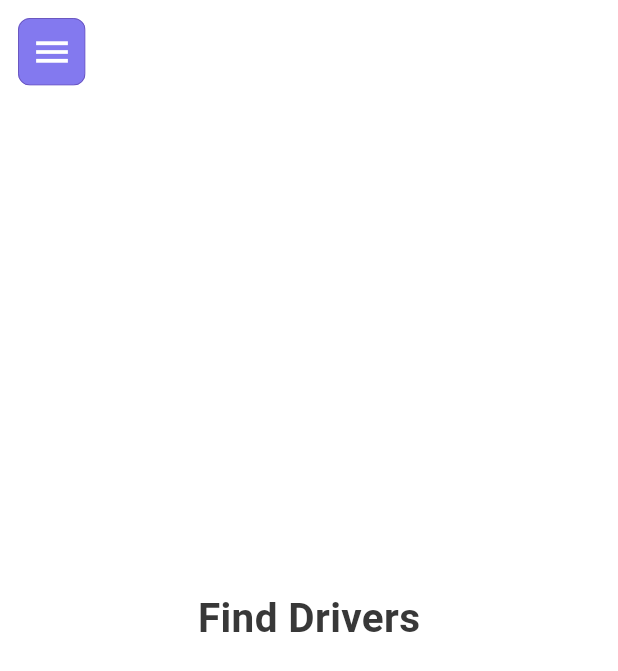
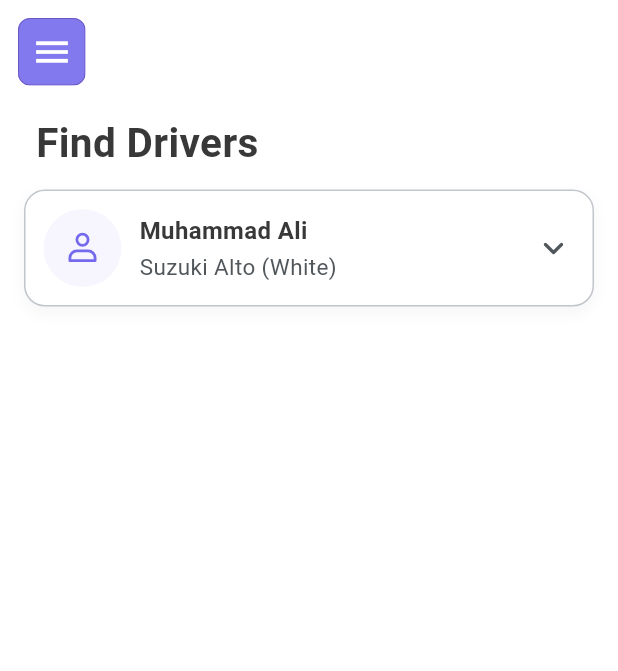
Before and after one commit to rayyankhan00776/GoDropMe, a Flutter app: the FindDriversScreen screen opened by its route, on a phone screen of 412 x 824 dp. Shown: the top 671 px of the screen. Run offline on Flutter 3.47's test engine with Material 3 defaults, Android fonts, the phone set to English and light mode, and no system bars; our stand-ins replace appwrite, flutter_svg, geolocator, get, google_maps_flutter, image_picker and 2 more; accounts and stored records are empty; project files that could hold a hidden picture were left out.

Commit message:
added the find driver screen

```diff
--- a/lib/features/parentSide/addChildren/widgets/child_tile.dart
+++ b/lib/features/parentSide/addChildren/widgets/child_tile.dart
@@ -2,6 +2,8 @@
 
 import 'package:flutter/material.dart';
 import 'package:godropme/constants/app_strings.dart';
+import 'package:get/get.dart';
+import 'package:godropme/routes.dart';
 import 'package:godropme/theme/colors.dart';
 import 'package:godropme/utils/app_typography.dart';
 import 'package:godropme/utils/responsive.dart';
@@ -168,9 +170,7 @@ class _ChildTileState extends State<ChildTile> {
                   width: Responsive.wp(context, 70),
                   child: CustomButton(
                     text: 'Find Driver',
-                    onTap: () {
-                      // TODO: Implement navigation to find drivers for this child
-                    },
+                    onTap: () => Get.toNamed(AppRoutes.findDrivers),
                   ),
                 ),
               ),
--- /dev/null
+++ b/lib/features/parentSide/findDrivers/models/driver_listing.dart
@@ -0,0 +1,45 @@
+class DriverListing {
+  final String name;
+  final String vehicle; // e.g., "Suzuki Alto"
+  final String vehicleColor; // e.g., "White"
+  final String type; // e.g., "Car" or "Rikshaw"
+  final int seatsAvailable;
+  final String serving; // e.g., school name or area
+  final String pickupRange; // e.g., "3 km"
+  final String fare; // e.g., "Rs. 2500/month"
+  final String operatingDays; // e.g., "Mon–Fri"
+  final String dutyType; // e.g., "Morning"
+  final String extraNotes;
+  final String photoAsset; // asset path for photo/svg
+
+  const DriverListing({
+    required this.name,
+    required this.vehicle,
+    required this.vehicleColor,
+    required this.type,
+    required this.seatsAvailable,
+    required this.serving,
+    required this.pickupRange,
+    required this.fare,
+    required this.operatingDays,
+    required this.dutyType,
+    required this.extraNotes,
+    required this.photoAsset,
+  });
+
+  // Single dummy entry requested for now.
+  static DriverListing demo() => const DriverListing(
+    name: 'Muhammad Ali',
+    vehicle: 'Suzuki Alto',
+    vehicleColor: 'White',
+    type: 'Car',
+    seatsAvailable: 2,
+    serving: 'Allied School (Town Campus)',
+    pickupRange: '3 km',
+    fare: 'Rs. 2500/month',
+    operatingDays: 'Mon–Fri',
+    dutyType: 'Morning',
+    extraNotes: 'Punctual driver with 3 years of experience',
+    photoAsset: 'assets/images/svg/person.svg',
+  );
+}
--- a/lib/features/parentSide/findDrivers/pages/find_drivers_screen.dart
+++ b/lib/features/parentSide/findDrivers/pages/find_drivers_screen.dart
@@ -1,21 +1,49 @@
 import 'package:flutter/material.dart';
 import 'package:godropme/features/parentSide/common widgets/parent_drawer_shell.dart';
-import 'package:godropme/constants/app_strings.dart';
 import 'package:godropme/utils/app_typography.dart';
+import 'package:godropme/theme/colors.dart';
+import 'package:godropme/utils/responsive.dart';
+import 'package:godropme/features/parentSide/findDrivers/models/driver_listing.dart';
+import 'package:godropme/features/parentSide/findDrivers/widgets/driver_listing_tile.dart';
 
 class FindDriversScreen extends StatelessWidget {
   const FindDriversScreen({super.key});
 
   @override
   Widget build(BuildContext context) {
+    final demo = DriverListing.demo();
+
     return ParentDrawerShell(
-      body: const Scaffold(
-        body: Center(
-          child: Text(
-            AppStrings.drawerFindDrivers,
-            style: AppTypography.optionHeading,
+      body: Scaffold(
+        body: SafeArea(
+          child: Padding(
+            padding: const EdgeInsets.symmetric(horizontal: 16, vertical: 12),
+            child: Column(
+              crossAxisAlignment: CrossAxisAlignment.start,
+              children: [
+                // Leave vertical space below the overlaid drawer button for consistency
+                SizedBox(height: Responsive.scaleClamped(context, 60, 48, 72)),
+
+                // Screen title
+                Padding(
+                  padding: const EdgeInsets.only(left: 8.0, bottom: 12),
+                  child: Text(
+                    'Find Drivers',
+                    style: AppTypography.optionHeading,
+                  ),
+                ),
+
+                // One dummy driver card (expandable)
+                DriverListingTile(data: demo),
+
+                // If more are needed, list them here with spacing
+                // SizedBox(height: 12),
+                // DriverListingTile(data: anotherDemo),
+              ],
+            ),
           ),
         ),
+        backgroundColor: AppColors.white,
       ),
     );
   }
--- /dev/null
+++ b/lib/features/parentSide/findDrivers/widgets/driver_listing_tile.dart
@@ -0,0 +1,234 @@
+// ignore_for_file: deprecated_member_use
+
+import 'package:flutter/material.dart';
+import 'package:flutter_svg/flutter_svg.dart';
+import 'package:get/get.dart';
+import 'package:godropme/features/parentSide/findDrivers/models/driver_listing.dart';
+import 'package:godropme/routes.dart';
+import 'package:godropme/theme/colors.dart';
+import 'package:godropme/utils/app_typography.dart';
+import 'package:godropme/common%20widgets/custom_button.dart';
+import 'package:godropme/utils/responsive.dart';
+
+class DriverListingTile extends StatefulWidget {
+  final DriverListing data;
+  const DriverListingTile({super.key, required this.data});
+
+  @override
+  State<DriverListingTile> createState() => _DriverListingTileState();
+}
+
+class _DriverListingTileState extends State<DriverListingTile> {
+  bool _expanded = false;
+
+  @override
+  Widget build(BuildContext context) {
+    final d = widget.data;
+
+    return Container(
+      decoration: BoxDecoration(
+        color: Colors.white,
+        borderRadius: BorderRadius.circular(14),
+        border: Border.all(color: AppColors.grayLight, width: 1),
+        boxShadow: [
+          BoxShadow(
+            color: Colors.black.withOpacity(0.04),
+            blurRadius: 8,
+            offset: const Offset(0, 4),
+          ),
+        ],
+      ),
+      child: Column(
+        children: [
+          InkWell(
+            borderRadius: BorderRadius.circular(14),
+            onTap: () => setState(() => _expanded = !_expanded),
+            child: Padding(
+              padding: const EdgeInsets.symmetric(horizontal: 12, vertical: 12),
+              child: Row(
+                children: [
+                  _DriverAvatar(asset: d.photoAsset),
+                  const SizedBox(width: 12),
+                  Expanded(
+                    child: Column(
+                      crossAxisAlignment: CrossAxisAlignment.start,
+                      children: [
+                        Text(
+                          d.name,
+                          style: AppTypography.optionLineSecondary.copyWith(
+                            fontSize: 16,
+                            fontWeight: FontWeight.w700,
+                            color: AppColors.black,
+                          ),
+                          maxLines: 1,
+                          overflow: TextOverflow.ellipsis,
+                        ),
+                        const SizedBox(height: 2),
+                        Text(
+                          '${d.vehicle} (${d.vehicleColor})',
+                          style: AppTypography.optionTerms,
+                          maxLines: 1,
+                          overflow: TextOverflow.ellipsis,
+                        ),
+                      ],
+                    ),
+                  ),
+                  const SizedBox(width: 8),
+                  Icon(
+                    _expanded
+                        ? Icons.keyboard_arrow_up_rounded
+                        : Icons.keyboard_arrow_down_rounded,
+                    color: AppColors.darkGray,
+                    size: 28,
+                  ),
+                ],
+              ),
+            ),
+          ),
+
+          if (_expanded)
+            Padding(
+              padding: const EdgeInsets.fromLTRB(12, 0, 12, 12),
+              child: Column(
+                crossAxisAlignment: CrossAxisAlignment.start,
+                children: [
+                  const Divider(height: 16),
+                  _DetailLine(label: 'Type', value: d.type),
+                  _DetailLine(
+                    label: 'Seats Available',
+                    value: d.seatsAvailable.toString(),
+                  ),
+                  _DetailLine(label: 'Serving', value: d.serving),
+                  _DetailLine(label: 'Pickup Range', value: d.pickupRange),
+                  _DetailLine(label: 'Fare', value: d.fare),
+                  _DetailLine(label: 'Operating Days', value: d.operatingDays),
+                  _DetailLine(label: 'Duty Type', value: d.dutyType),
+                  _DetailLine(label: 'Extra Notes', value: d.extraNotes),
+
+                  SizedBox(height: Responsive.scaleClamped(context, 12, 8, 18)),
+
+                  // Assign Driver button (primary)
+                  CustomButton(
+                    text: 'Assign Driver',
+                    onTap: () {
+                      ScaffoldMessenger.of(context).showSnackBar(
+                        const SnackBar(content: Text('Driver assigned (demo)')),
+                      );
+                    },
+                    height: Responsive.scaleClamped(context, 56, 44, 66),
+                  ),
+
+                  SizedBox(height: Responsive.scaleClamped(context, 10, 8, 16)),
+
+                  // Chat and Request buttons at the end of the dropdown
+                  Row(
+                    children: [
+                      Expanded(
+                        child: OutlinedButton(
+                          onPressed: () => Get.toNamed(AppRoutes.parentChat),
+                          style: OutlinedButton.styleFrom(
+                            side: const BorderSide(color: AppColors.primary),
+                            foregroundColor: AppColors.primary,
+                            padding: const EdgeInsets.symmetric(vertical: 14),
+                            shape: RoundedRectangleBorder(
+                              borderRadius: BorderRadius.circular(12),
+                            ),
+                          ),
+                          child: const Text('Chat'),
+                        ),
+                      ),
+                      const SizedBox(width: 12),
+                      Expanded(
+                        child: ElevatedButton(
+                          onPressed: () {
+                            ScaffoldMessenger.of(context).showSnackBar(
+                              const SnackBar(
+                                content: Text('Request sent (demo)'),
+                              ),
+                            );
+                          },
+                          style: ElevatedButton.styleFrom(
+                            backgroundColor: AppColors.primary,
+                            foregroundColor: Colors.white,
+                            padding: const EdgeInsets.symmetric(vertical: 14),
+                            shape: RoundedRectangleBorder(
+                              borderRadius: BorderRadius.circular(12),
+                            ),
+                          ),
+                          child: const Text('Request'),
+                        ),
+                      ),
+                    ],
+                  ),
+                ],
+              ),
+            ),
+        ],
+      ),
+    );
+  }
+}
+
+class _DriverAvatar extends StatelessWidget {
+  final String asset;
+  const _DriverAvatar({required this.asset});
+
+  @override
+  Widget build(BuildContext context) {
+    return Container(
+      width: 52,
+      height: 52,
+      decoration: BoxDecoration(
+        color: AppColors.primary.withOpacity(0.06),
+        shape: BoxShape.circle,
+      ),
+      alignment: Alignment.center,
+      child: SvgPicture.asset(
+        asset,
+        width: 28,
+        height: 28,
+        color: AppColors.primary,
+      ),
+    );
+  }
+}
+
+class _DetailLine extends StatelessWidget {
+  final String label;
+  final String value;
+  const _DetailLine({required this.label, required this.value});
+
+  @override
+  Widget build(BuildContext context) {
+    return Padding(
+      padding: const EdgeInsets.symmetric(vertical: 3.5),
+      child: Row(
+        crossAxisAlignment: CrossAxisAlignment.start,
+        children: [
+          SizedBox(
+            width: 128,
+            child: Text(
+              '$label:',
+              style: AppTypography.optionTerms.copyWith(
+                color: AppColors.gray,
+                fontWeight: FontWeight.w600,
+              ),
+              maxLines: 1,
+              overflow: TextOverflow.ellipsis,
+            ),
+          ),
+          const SizedBox(width: 8),
+          Expanded(
+            child: Text(
+              value,
+              style: AppTypography.optionLineSecondary.copyWith(
+                fontSize: 14,
+                color: AppColors.black,
+              ),
+            ),
+          ),
+        ],
+      ),
+    );
+  }
+}
```
